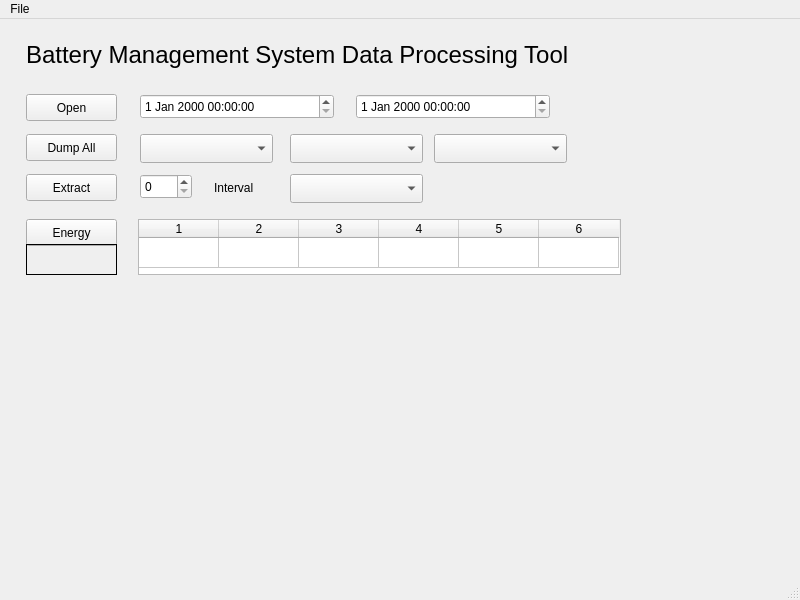
This is data-processing/data-processing-main.ui in dmsherazi/Battery-Management-System as Qt 5 draws it before an edit. The edited form follows.
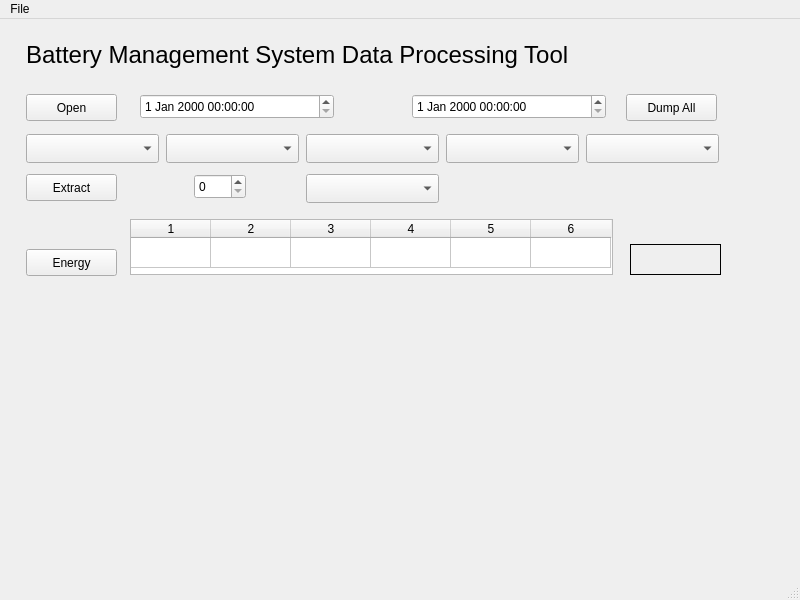
This is the edited form.

Commit message: Update data processing to add energy balance Test and correct partial extraction Amend firmware to record the indicators.

Patch:
```diff
--- a/data-processing/data-processing-main.ui
+++ b/data-processing/data-processing-main.ui
@@ -61,7 +61,7 @@
    <widget class="QDateTimeEdit" name="endTime">
     <property name="geometry">
      <rect>
-      <x>356</x>
+      <x>412</x>
       <y>75</y>
       <width>194</width>
       <height>25</height>
@@ -71,7 +71,7 @@
    <widget class="QComboBox" name="recordType_1">
     <property name="geometry">
      <rect>
-      <x>140</x>
+      <x>26</x>
       <y>115</y>
       <width>133</width>
       <height>29</height>
@@ -81,7 +81,7 @@
    <widget class="QComboBox" name="recordType_2">
     <property name="geometry">
      <rect>
-      <x>290</x>
+      <x>166</x>
       <y>115</y>
       <width>133</width>
       <height>29</height>
@@ -91,7 +91,7 @@
    <widget class="QComboBox" name="recordType_3">
     <property name="geometry">
      <rect>
-      <x>434</x>
+      <x>306</x>
       <y>115</y>
       <width>133</width>
       <height>29</height>
@@ -117,7 +117,7 @@
    <widget class="QSpinBox" name="intervalSpinBox">
     <property name="geometry">
      <rect>
-      <x>140</x>
+      <x>194</x>
       <y>155</y>
       <width>52</width>
       <height>25</height>
@@ -127,23 +127,10 @@
      <string>Select the sample interval for data extraction</string>
     </property>
    </widget>
-   <widget class="QLabel" name="label_2">
-    <property name="geometry">
-     <rect>
-      <x>214</x>
-      <y>160</y>
-      <width>64</width>
-      <height>17</height>
-     </rect>
-    </property>
-    <property name="text">
-     <string>Interval</string>
-    </property>
-   </widget>
    <widget class="QComboBox" name="intervalType">
     <property name="geometry">
      <rect>
-      <x>290</x>
+      <x>306</x>
       <y>155</y>
       <width>133</width>
       <height>29</height>
@@ -156,8 +143,8 @@
    <widget class="QPushButton" name="dumpAllButton">
     <property name="geometry">
      <rect>
-      <x>26</x>
-      <y>115</y>
+      <x>626</x>
+      <y>75</y>
       <width>91</width>
       <height>27</height>
      </rect>
@@ -173,7 +160,7 @@
     <property name="geometry">
      <rect>
       <x>26</x>
-      <y>200</y>
+      <y>230</y>
       <width>91</width>
       <height>27</height>
      </rect>
@@ -188,7 +175,7 @@
    <widget class="QTableWidget" name="energyView">
     <property name="geometry">
      <rect>
-      <x>138</x>
+      <x>130</x>
       <y>200</y>
       <width>483</width>
       <height>56</height>
@@ -226,7 +213,7 @@
    <widget class="QLabel" name="energyBalance">
     <property name="geometry">
      <rect>
-      <x>26</x>
+      <x>630</x>
       <y>225</y>
       <width>91</width>
       <height>31</height>
@@ -258,6 +245,26 @@
      <set>Qt::AlignCenter</set>
     </property>
    </widget>
+   <widget class="QComboBox" name="recordType_4">
+    <property name="geometry">
+     <rect>
+      <x>446</x>
+      <y>115</y>
+      <width>133</width>
+      <height>29</height>
+     </rect>
+    </property>
+   </widget>
+   <widget class="QComboBox" name="recordType_5">
+    <property name="geometry">
+     <rect>
+      <x>586</x>
+      <y>115</y>
+      <width>133</width>
+      <height>29</height>
+     </rect>
+    </property>
+   </widget>
   </widget>
   <widget class="QMenuBar" name="menubar">
    <property name="geometry">
```
The commit also changes 2 other files.
